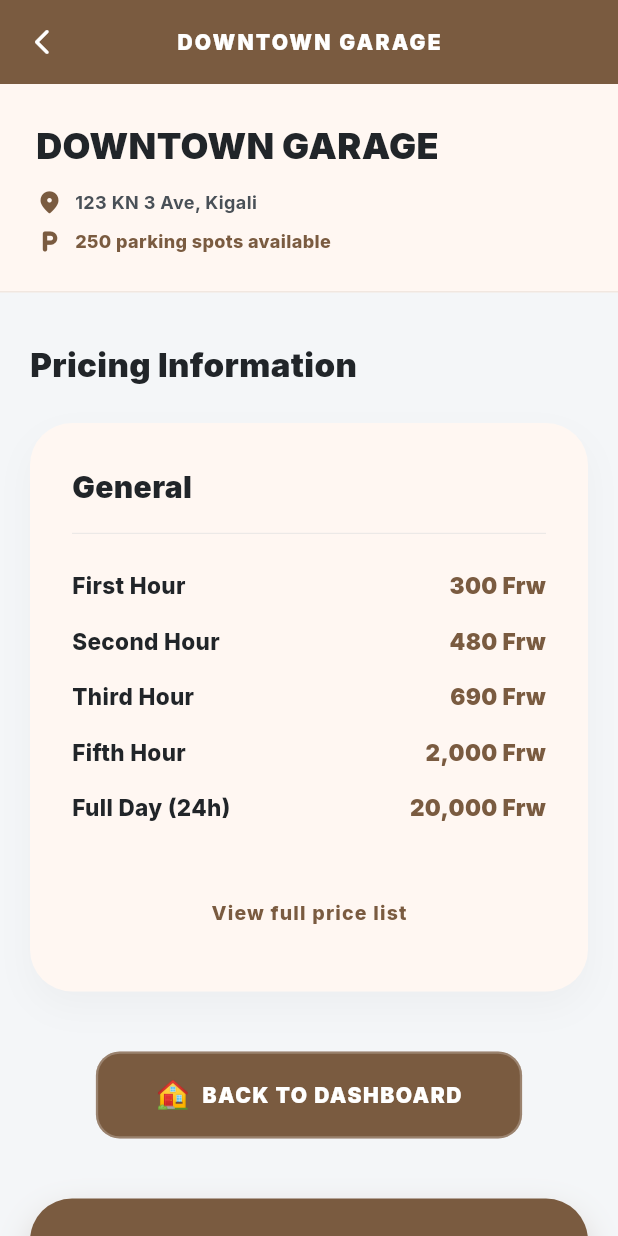
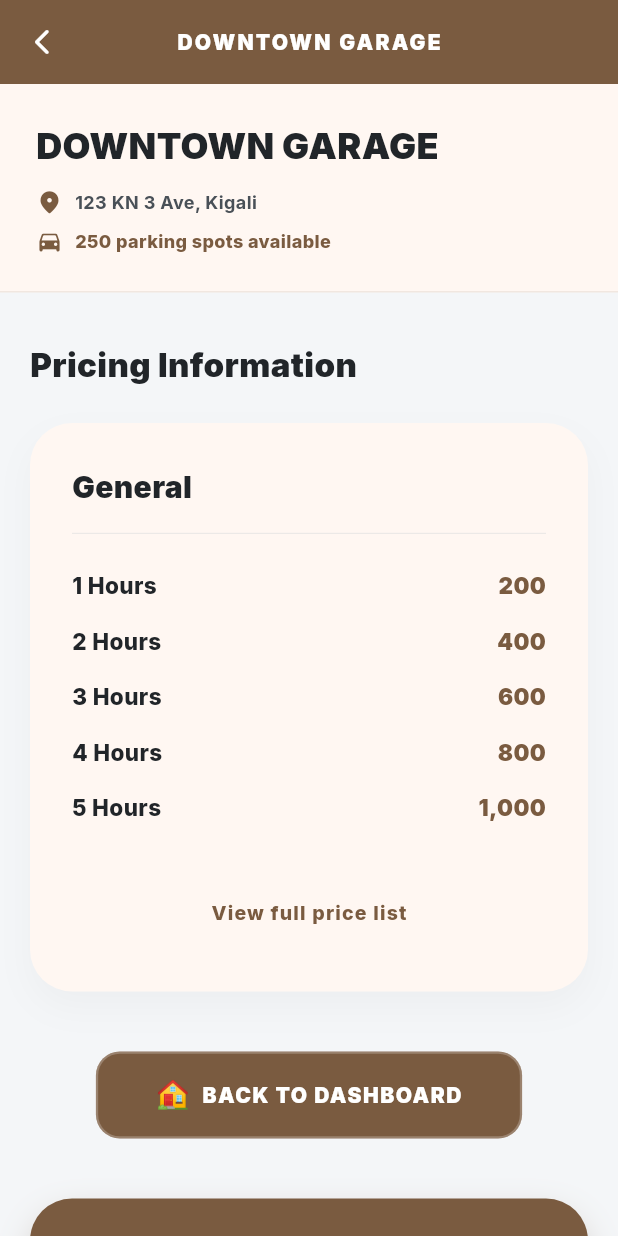
Before and after one commit to dieumerci-niyonkuru/parkease-parking-app, a Flutter app: the ParkingDetailsScreen screen opened directly with sample values from the repository, on a phone screen of 412 x 824 dp. Run offline on Flutter 3.47's test engine with Material 3 defaults, Android fonts, the phone set to English and light mode, and no system bars; drawn by our look-alikes of flutter_animate; our stand-ins replace country_code_picker, flutter_local_notifications, flutter_secure_storage, flutter_staggered_animations, google_fonts, image_picker and 3 more; accounts and stored records are empty; network calls fail; statements that could not run were skipped.

Commit message:
fix: resolve navigation assertion, update tab icons, pricing logic, and UI centering

```diff
--- a/lib/screens/home_screen.dart
+++ b/lib/screens/home_screen.dart
@@ -229,7 +229,7 @@ class _QuickPayCardState extends State<_QuickPayCard> {
         Row(children: [
           const Icon(Icons.directions_car_rounded, color: AppTheme.primary, size: 22),
           const SizedBox(width: 12),
-          const Text('VEHICLE LOOKUP', style: TextStyle(color: Color(0xFF212529), fontWeight: FontWeight.w900, fontSize: 11, letterSpacing: 0.5)),
+          const Text('Type you park number', style: TextStyle(color: Color(0xFF212529), fontWeight: FontWeight.w900, fontSize: 11, letterSpacing: 0.5)),
         ]),
         const SizedBox(height: 20),
         Container(
@@ -249,7 +249,7 @@ class _QuickPayCardState extends State<_QuickPayCard> {
               letterSpacing: 2,
             ),
             decoration: InputDecoration(
-              hintText: 'Type here your Parking number',
+              hintText: 'Type Park number (Example: RAC 001 A)',
               hintStyle: TextStyle(
                 fontSize: 14,
                 color: Colors.grey.shade400,
--- a/lib/screens/main_layout.dart
+++ b/lib/screens/main_layout.dart
@@ -279,7 +279,7 @@ class _PremiumBottomNav extends StatelessWidget {
   @override Widget build(BuildContext context) {
     const items = [
       (Icons.home_rounded,            Icons.home_outlined,           'Home'),
-      (Icons.location_city_rounded,   Icons.location_city_outlined,  'ParkingSites'),
+      (Icons.directions_car_rounded,  Icons.directions_car_outlined, 'ParkingSites'),
       (Icons.electric_bolt_rounded,   Icons.electric_bolt_outlined,  'Quick Pay'),
       (Icons.receipt_long_rounded,    Icons.receipt_long_outlined,   'Receipts'),
     ];
--- a/lib/screens/parking_details_screen.dart
+++ b/lib/screens/parking_details_screen.dart
@@ -43,6 +43,10 @@ class _ParkingDetailsScreenState extends State<ParkingDetailsScreen> {
   }
 
   @override Widget build(BuildContext context) {
+    final rate = _pricing != null
+        ? (double.tryParse(_pricing!['rate']?.toString() ?? widget.facility.ratePerHour.toString()) ?? widget.facility.ratePerHour)
+        : widget.facility.ratePerHour;
+
     return Scaffold(
       backgroundColor: AppTheme.bgDeep,
       appBar: AppBar(
@@ -84,7 +88,7 @@ class _ParkingDetailsScreenState extends State<ParkingDetailsScreen> {
                         ]),
                         const SizedBox(height: 8),
                         Row(children: [
-                          const Icon(Icons.local_parking_rounded, color: AppTheme.primary, size: 18),
+                          const Icon(Icons.directions_car_rounded, color: AppTheme.primary, size: 18),
                           const SizedBox(width: 8),
                           Text('${widget.facility.parkingLots} parking spots available',
                             style: AppTheme.bodySmall.copyWith(color: AppTheme.primary, fontWeight: FontWeight.w800)),
@@ -104,29 +108,11 @@ class _ParkingDetailsScreenState extends State<ParkingDetailsScreen> {
                         const Text('Pricing Information', style: TextStyle(fontSize: 22, fontWeight: FontWeight.w900, color: Color(0xFF212529))),
                         const SizedBox(height: 24),
 
-                        // Dynamically build cards for each category from the API
-                        if (_categories.isEmpty)
-                          _CategoryPricingCard(
+                        _CategoryPricingCard(
                           title: 'General',
                           rates: _pricing ?? {},
-                          onViewFull: () => setState(() => _showFullList = !_showFullList),
-                        ).animate().fadeIn()
-                        else
-                          ..._categories.map((c) => Padding(
-                            padding: const EdgeInsets.only(bottom: 24),
-                            child: _CategoryPricingCard(
-                              title: c['name'] ?? 'Vehicle',
-                              rates: c,
-                              onViewFull: () => setState(() => _showFullList = !_showFullList),
-                            ).animate().fadeIn(delay: 200.ms),
-                          )),
-
-                        if (_showFullList) ...[
-                          const Divider(height: 48),
-                          const Text('Comprehensive 24h Price List', style: TextStyle(fontSize: 20, fontWeight: FontWeight.w900, color: Color(0xFF212529))),
-                          const SizedBox(height: 16),
-                          _buildFullRateBreakdown(rate),
-                        ],
+                          onViewFull: () => _showFullPriceList(context, rate),
+                        ).animate().fadeIn(),
 
                         const SizedBox(height: 40),
 
@@ -174,12 +160,8 @@ class _CategoryPricingCard extends StatelessWidget {
   @override Widget build(BuildContext context) {
     final moneyFmt = NumberFormat('#,###');
 
-    // Reterive prices directly from API keys
-    final p1 = double.tryParse(rates['first_hour']?.toString() ?? rates['rate']?.toString() ?? '300') ?? 300.0;
-    final p2 = double.tryParse(rates['second_hour']?.toString() ?? (p1 * 1.6).toString()) ?? 500.0;
-    final p3 = double.tryParse(rates['third_hour']?.toString() ?? (p1 * 2.3).toString()) ?? 700.0;
-    final p5 = double.tryParse(rates['fifth_hour']?.toString() ?? '2000') ?? 2000.0;
-    final pd = double.tryParse(rates['full_day']?.toString() ?? rates['daily_max']?.toString() ?? '20000') ?? 20000.0;
+    // Reterive prices directly from API keys or use the 200 Frw example from user
+    final rate = double.tryParse(rates['rate']?.toString() ?? '200') ?? 200.0;
 
     return Container(
       padding: const EdgeInsets.all(28),
@@ -195,11 +177,11 @@ class _CategoryPricingCard extends StatelessWidget {
           const SizedBox(height: 16),
           const Divider(height: 1, thickness: 0.5),
           const SizedBox(height: 24),
-          _PriceItem('First Hour', '${moneyFmt.format(p1)} Frw'),
-          _PriceItem('Second Hour', '${moneyFmt.format(p2)} Frw'),
-          _PriceItem('Third Hour', '${moneyFmt.format(p3)} Frw'),
-          _PriceItem('Fifth Hour', '${moneyFmt.format(p5)} Frw'),
-          _PriceItem('Full Day (24h)', '${moneyFmt.format(pd)} Frw'),
+          _PriceItem('1 Hours', '${moneyFmt.format(rate)}'),
+          _PriceItem('2 Hours', '${moneyFmt.format(rate * 2)}'),
+          _PriceItem('3 Hours', '${moneyFmt.format(rate * 3)}'),
+          _PriceItem('4 Hours', '${moneyFmt.format(rate * 4)}'),
+          _PriceItem('5 Hours', '${moneyFmt.format(rate * 5)}'),
           if (onViewFull != null) ...[
             const SizedBox(height: 20),
             Center(
@@ -227,6 +209,36 @@ class _CategoryPricingCard extends StatelessWidget {
       ),
     );
   }
+}
+
+extension _ParkingDetailsExtra on _ParkingDetailsScreenState {
+  Future<void> _showFullPriceList(BuildContext context, double rate) async {
+    await showDialog(
+      context: context,
+      builder: (ctx) => AlertDialog(
+        backgroundColor: Colors.white,
+        shape: RoundedRectangleBorder(borderRadius: BorderRadius.circular(28)),
+        title: Row(
+          mainAxisAlignment: MainAxisAlignment.spaceBetween,
+          children: [
+            const Text('Price List', style: TextStyle(fontWeight: FontWeight.w900)),
+            IconButton(
+              icon: const Icon(Icons.close_rounded),
+              onPressed: () => Navigator.pop(ctx),
+            ),
+          ],
+        ),
+        content: SizedBox(
+          width: double.maxFinite,
+          child: SingleChildScrollView(
+            physics: const BouncingScrollPhysics(),
+            child: _buildFullRateBreakdown(rate),
+          ),
+        ),
+      ),
+    );
+  }
+
   Widget _buildFullRateBreakdown(double rate) {
     final moneyFmt = NumberFormat('#,###');
     return Container(
--- a/lib/screens/parking_list_screen.dart
+++ b/lib/screens/parking_list_screen.dart
@@ -35,6 +35,7 @@ class _ParkingListScreenState extends State<ParkingListScreen> {
 
   @override Widget build(BuildContext context) {
     final query = context.watch<AppProvider>().searchQuery.toLowerCase().trim();
+    final isSearching = query.isNotEmpty;
 
     final filtered = query.isEmpty
         ? _all
@@ -58,6 +59,7 @@ class _ParkingListScreenState extends State<ParkingListScreen> {
       body: Column(
         children: [
           // ── SEARCH HEADER ──────────────────────────────────
+          if (!isSearching)
             Container(
               padding: const EdgeInsets.fromLTRB(24, 32, 24, 24),
               color: Colors.white,
--- a/lib/screens/plate_lookup_screen.dart
+++ b/lib/screens/plate_lookup_screen.dart
@@ -68,7 +68,7 @@ class _PlateLookupScreenState extends State<PlateLookupScreen> {
           color: Colors.white,
           child: Column(
             children: [
-              const Text('VEHICLE LOOKUP', style: TextStyle(fontSize: 22, fontWeight: FontWeight.w900, color: Color(0xFF212529), letterSpacing: 1)),
+              const Text('Type you park number', style: TextStyle(fontSize: 22, fontWeight: FontWeight.w900, color: Color(0xFF212529), letterSpacing: 1)),
               const SizedBox(height: 4),
               Text('Instant Multi-Site Search'.toUpperCase(), style: const TextStyle(fontSize: 9, fontWeight: FontWeight.w700, color: Colors.grey, letterSpacing: 2)),
               const SizedBox(height: 24),
--- a/lib/screens/profile_screen.dart
+++ b/lib/screens/profile_screen.dart
@@ -145,7 +145,10 @@ class _ProfileScreenState extends State<ProfileScreen> {
             SliverToBoxAdapter(
               child: Padding(
                 padding: const EdgeInsets.fromLTRB(24, 24, 24, 120),
-                child: Column(crossAxisAlignment: CrossAxisAlignment.start, children: [
+                child: Column(
+                  mainAxisAlignment: MainAxisAlignment.center,
+                  crossAxisAlignment: CrossAxisAlignment.center,
+                  children: [
 
                   // ── PROFILE HEADER (Simplified) ───────────────────────
                   Center(
```
Also changed, not shown: lib/screens/auth/login_screen.dart (+24 -18 lines), lib/services/api_service.dart (+7 -9 lines), lib/services/auth_service.dart (+26 -0 lines). Lines whose indentation alone changed are shown as unchanged.
